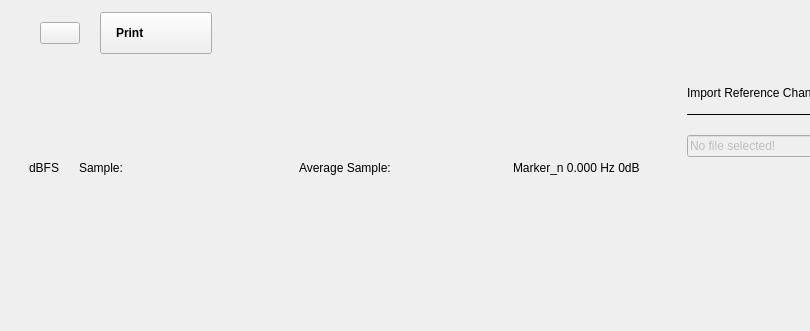
First picture: the form in ui/spectrum_analyzer.ui, repository analogdevicesinc/scopy, before the edit; both pictures show x 0 to 810 and y 0 to 331 of the 1003 by 661 pixel window.
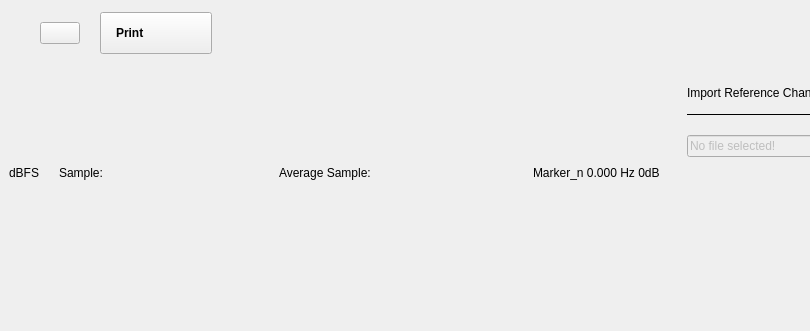
Second picture: the form after the edit. Icons and pictures are not drawn. Custom widgets are drawn as their Qt base class.

```diff
--- a/ui/spectrum_analyzer.ui
+++ b/ui/spectrum_analyzer.ui
@@ -296,16 +296,16 @@
           </property>
           <layout class="QGridLayout" name="gridLayout">
            <property name="leftMargin">
-            <number>20</number>
+            <number>0</number>
            </property>
            <property name="topMargin">
             <number>0</number>
            </property>
            <property name="rightMargin">
-            <number>20</number>
+            <number>0</number>
            </property>
            <property name="bottomMargin">
-            <number>20</number>
+            <number>0</number>
            </property>
            <property name="horizontalSpacing">
             <number>0</number>
```
